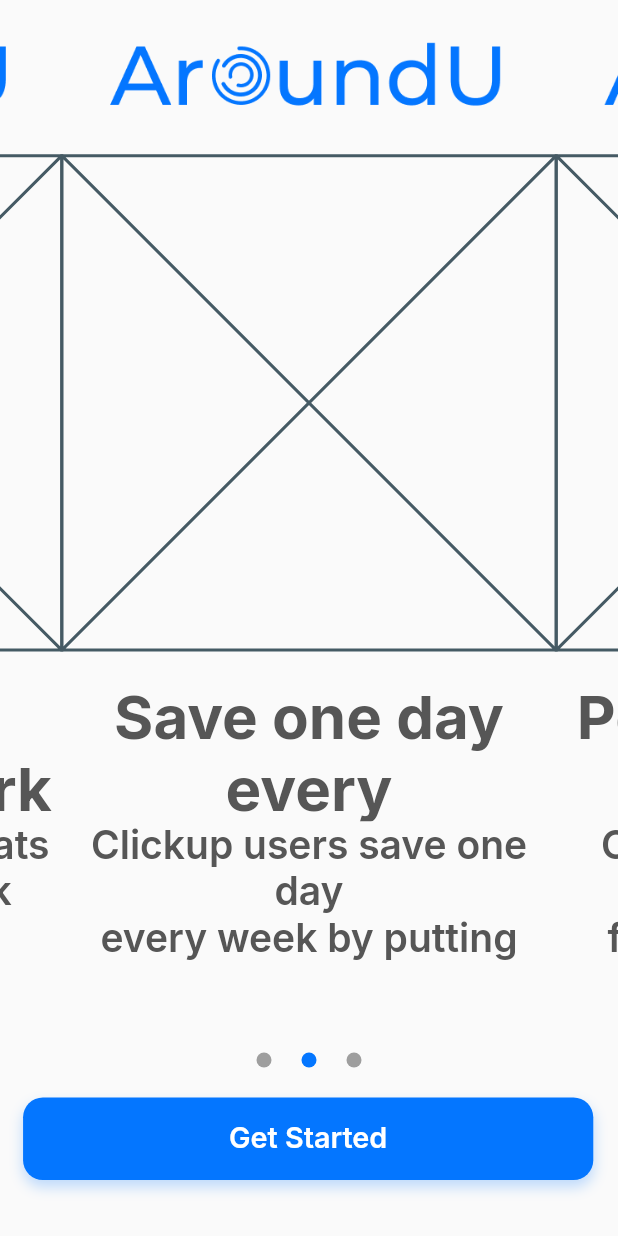
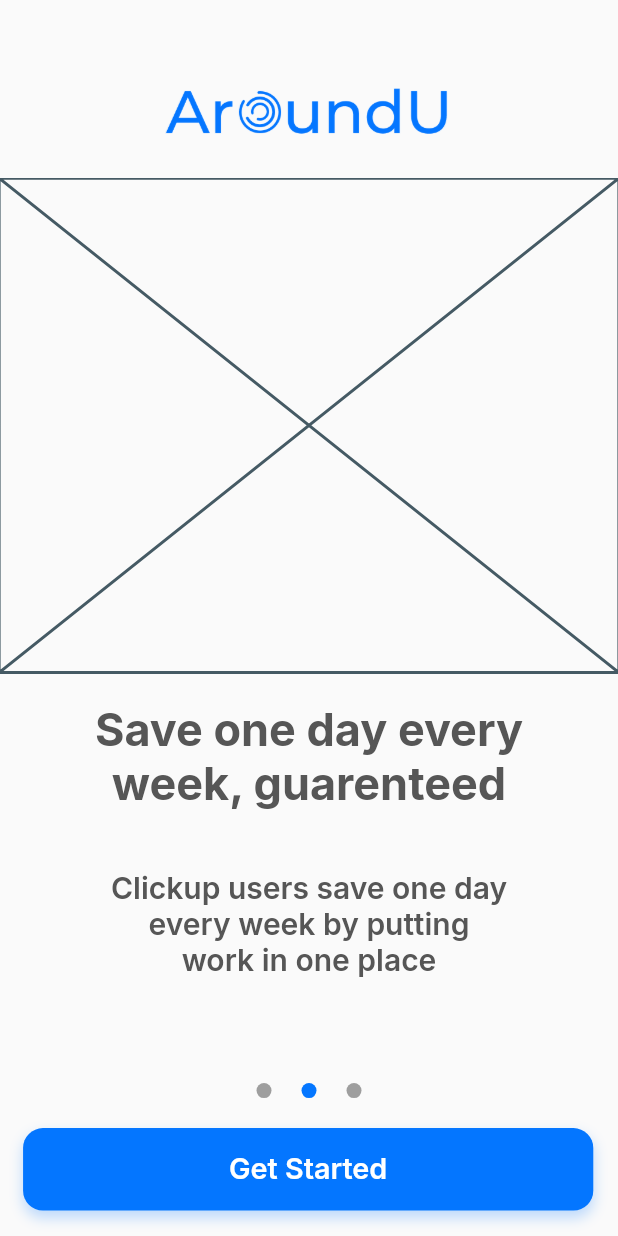
Before and after one commit to BlockchainResearchLab/AroundU, a Flutter app: the IntroPage screen opened directly, swiped to page 2, on a phone screen of 412 x 824 dp. Run offline on Flutter 3.47's test engine with Material 2 defaults, Android fonts, the phone set to English and light mode, and no system bars; drawn by our look-alikes of smooth_page_indicator; our stand-ins replace google_fonts.

Commit message:
Intro Pages Code Updated

```diff
--- a/lib/constants/intro_pages/Page1.dart
+++ b/lib/constants/intro_pages/Page1.dart
@@ -12,17 +12,12 @@ class PageOne extends StatelessWidget {
     double baseWidth = 375;
     double fem = MediaQuery.of(context).size.width / baseWidth;
     double ffem = fem * 0.97;
-    return Column(
+    return Padding(
+      padding: const EdgeInsets.symmetric(horizontal: 20.0),
+      child: Column(
         crossAxisAlignment: CrossAxisAlignment.center,
         mainAxisAlignment: MainAxisAlignment.start,
         children: [
-        Image.asset(
-          ImageLink.mLogo,
-          scale: 1.8,
-        ),
-        const SizedBox(
-          height: 20.0,
-        ),
           SizedBox(
             height: MediaQuery.of(context).size.height * 0.4,
             width: double.infinity,
@@ -31,36 +26,31 @@ class PageOne extends StatelessWidget {
           const SizedBox(
             height: 20.0,
           ),
-        Expanded(
-          child: Text(
+          Text(
             "One place\nfor all your work",
             textAlign: TextAlign.center,
             style: GoogleFonts.inter(
               textStyle: const TextStyle(
-                fontSize: 40.0,
+                fontSize: 30.0,
                 fontWeight: FontWeight.w700,
                 color: Color(0xff565656),
               ),
             ),
           ),
-        ),
-        Expanded(
-          child: Text(
+          const SizedBox(height: 60.0,),
+          Text(
             "Jobs, Docs, Goals, Chats\ncustomize your work\nfor everyone",
             style: GoogleFonts.inter(
               textStyle: const TextStyle(
-                fontSize: 26.0,
+                fontSize: 20.0,
                 fontWeight: FontWeight.w600,
                 color: Color(0xff565656),
               ),
             ),
             textAlign: TextAlign.center,
           ),
+        ],
       ),
-        const SizedBox(
-          height: 50.0,
-        ),
-      ],
     );
   }
 }
--- a/lib/constants/intro_pages/Page2.dart
+++ b/lib/constants/intro_pages/Page2.dart
@@ -7,17 +7,12 @@ class PageTwo extends StatelessWidget {
 
   @override
   Widget build(BuildContext context) {
-    return Column(
+    return Padding(
+      padding: const EdgeInsets.symmetric(horizontal: 20.0),
+      child: Column(
         crossAxisAlignment: CrossAxisAlignment.center,
         mainAxisAlignment: MainAxisAlignment.start,
         children: [
-        Image.asset(
-          ImageLink.mLogo,
-          scale: 1.8,
-        ),
-        const SizedBox(
-          height: 20.0,
-        ),
           SizedBox(
             height: MediaQuery.of(context).size.height * 0.4,
             width: double.infinity,
@@ -26,36 +21,31 @@ class PageTwo extends StatelessWidget {
           const SizedBox(
             height: 20.0,
           ),
-        Expanded(
-          child: Text(
+          Text(
             "Save one day every\nweek, guarenteed",
             textAlign: TextAlign.center,
             style: GoogleFonts.inter(
               textStyle: const TextStyle(
-                fontSize: 40.0,
+                fontSize: 30.0,
                 fontWeight: FontWeight.w700,
                 color: Color(0xff565656),
               ),
             ),
           ),
-        ),
-        Expanded(
-          child: Text(
+          const SizedBox(height: 40.0,),
+          Text(
             "Clickup users save one day\nevery week by putting\nwork in one place",
             style: GoogleFonts.inter(
               textStyle: const TextStyle(
-                fontSize: 26.0,
+                fontSize: 20.0,
                 fontWeight: FontWeight.w600,
                 color: Color(0xff565656),
               ),
             ),
             textAlign: TextAlign.center,
           ),
+        ],
       ),
-        const SizedBox(
-          height: 50.0,
-        ),
-      ],
     );
   }
 }
--- a/lib/constants/intro_pages/Page3.dart
+++ b/lib/constants/intro_pages/Page3.dart
@@ -7,17 +7,12 @@ class PageThree extends StatelessWidget {
 
   @override
   Widget build(BuildContext context) {
-    return Column(
+    return Padding(
+      padding: const EdgeInsets.symmetric(horizontal: 20.0),
+      child: Column(
         crossAxisAlignment: CrossAxisAlignment.center,
         mainAxisAlignment: MainAxisAlignment.start,
         children: [
-        Image.asset(
-          ImageLink.mLogo,
-          scale: 1.8,
-        ),
-        const SizedBox(
-          height: 20.0,
-        ),
           SizedBox(
             height: MediaQuery.of(context).size.height * 0.4,
             width: double.infinity,
@@ -26,36 +21,31 @@ class PageThree extends StatelessWidget {
           const SizedBox(
             height: 20.0,
           ),
-        Expanded(
-          child: Text(
+          Text(
             "Personalised to the way you work",
             textAlign: TextAlign.center,
             style: GoogleFonts.inter(
               textStyle: const TextStyle(
-                fontSize: 40.0,
+                fontSize: 30.0,
                 fontWeight: FontWeight.w700,
                 color: Color(0xff565656),
               ),
             ),
           ),
-        ),
-        Expanded(
-          child: Text(
+          const SizedBox(height: 40.0,),
+          Text(
             "Customize ClickUp to work\nfor you. No opinions,\njust options",
             style: GoogleFonts.inter(
               textStyle: const TextStyle(
-                fontSize: 26.0,
+                fontSize: 20.0,
                 fontWeight: FontWeight.w600,
                 color: Color(0xff565656),
               ),
             ),
             textAlign: TextAlign.center,
           ),
+        ],
       ),
-        const SizedBox(
-          height: 50.0,
-        ),
-      ],
     );
   }
 }
--- a/lib/constants/intro_pages/intro_page.dart
+++ b/lib/constants/intro_pages/intro_page.dart
@@ -1,3 +1,4 @@
+import 'package:flutter/gestures.dart';
 import 'package:flutter/material.dart';
 import 'package:smooth_page_indicator/smooth_page_indicator.dart';
 import 'package:tech_sprint_hackathon/constants/constants.dart';
@@ -14,7 +15,7 @@ class IntroPage extends StatefulWidget {
 }
 
 class _IntroPageState extends State<IntroPage> {
-  final controller = PageController(viewportFraction: 0.8, keepPage: false);
+  final controller = PageController(viewportFraction: 1.1, keepPage: false);
   final pages = <Widget>[
     const PageOne(),
     const PageTwo(),
@@ -24,17 +25,31 @@ class _IntroPageState extends State<IntroPage> {
   @override
   Widget build(BuildContext context) {
     return Scaffold(
-      body: SafeArea(
-        child: SingleChildScrollView(
+      body: SingleChildScrollView(
         child: Column(
           crossAxisAlignment: CrossAxisAlignment.center,
+          mainAxisAlignment: MainAxisAlignment.start,
           children: [
-              const SizedBox(height: 16),
+            const SizedBox(
+              height: 50.0,
+            ),
+            Image.asset(
+              ImageLink.mLogo,
+              scale: 2.5,
+            ),
+            const SizedBox(
+              height: 20.0,
+            ),
+            // const SizedBox(height: 16),
             SizedBox(
-                height: MediaQuery.of(context).size.height * 0.82,
+              height: MediaQuery.of(context).size.height * 0.72,
               child: PageView.builder(
+                // pageSnapping: false,
                 controller: controller,
+                // dragStartBehavior: DragStartBehavior.down,
+                // allowImplicitScrolling: false,
                 // itemCount: pages.length,
+                padEnds: true,
                 itemBuilder: (_, index) {
                   return pages[index % pages.length];
                 },
@@ -62,12 +77,8 @@ class _IntroPageState extends State<IntroPage> {
             const SizedBox(
               height: 20.0,
             ),
-              const InkWell(
-                splashColor: Colors.black,
-                child: GetStartedButton(),
-              ),
+            const GetStartedButton(),
           ],
-          ),
         ),
       ),
     );
--- a/lib/constants/widgets/buttons.dart
+++ b/lib/constants/widgets/buttons.dart
@@ -1,5 +1,7 @@
 import 'package:flutter/material.dart';
 import 'package:google_fonts/google_fonts.dart';
+
+import '../loading_screen.dart';
 
 class GetStartedButton extends StatelessWidget {
   const GetStartedButton({Key? key}) : super(key: key);
@@ -9,7 +11,18 @@ class GetStartedButton extends StatelessWidget {
     double baseWidth = 375;
     double fem = MediaQuery.of(context).size.width / baseWidth;
     double ffem = fem * 0.97;
-    return Container(
+    return Material(
+      child: InkWell(
+        splashColor: Colors.black,
+        onTap: () {
+          Navigator.push(
+            context,
+            MaterialPageRoute(
+              builder: (context) => const LoadingScreen(),
+            ),
+          );
+        },
+        child: Container(
           // group2TAA (3:103)
           margin:  EdgeInsets.fromLTRB(14*fem, 0*fem, 15*fem, 0*fem),
           width:  double.infinity,
@@ -40,6 +53,8 @@ class GetStartedButton extends StatelessWidget {
               ),
             ),
           ),
+        ),
+      ),
     );
   }
 }
--- a/lib/main.dart
+++ b/lib/main.dart
@@ -16,7 +16,7 @@ class AroundU extends StatelessWidget {
   Widget build(BuildContext context) {
     return const MaterialApp(
       debugShowCheckedModeBanner: false,
-      home: LoadingScreen(),
+      home: IntroPage(),
     );
   }
 }
```
Also changed, not shown: 1 other file. Lines whose indentation alone changed are shown as unchanged.
